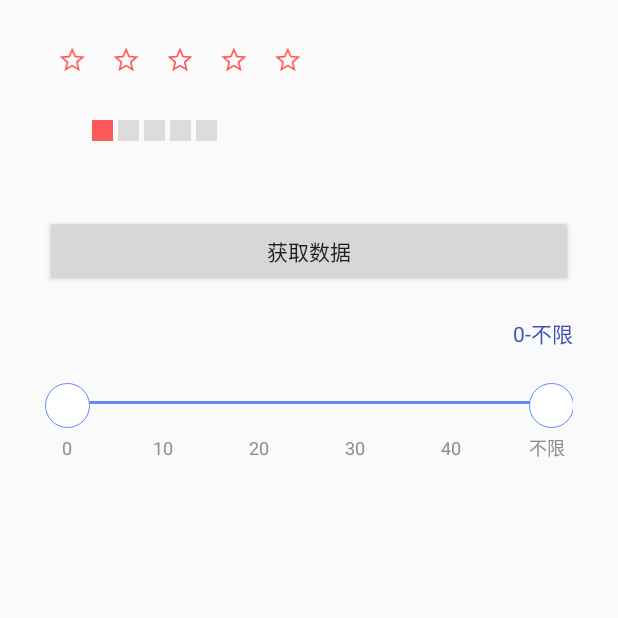
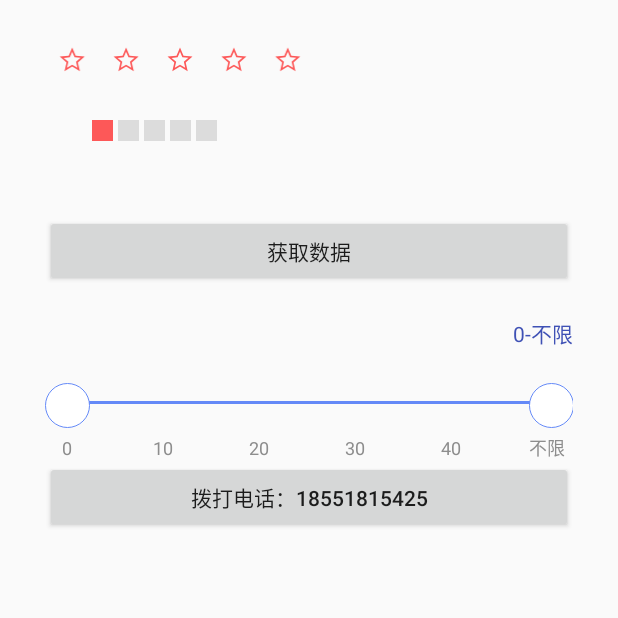
Before and after one commit to ChrisLeeLcx/CpLibrary, an Android app: the OtherActivity screen opened directly, with no data from a screen before it, on a phone screen of 412 x 824 dp, the top half of it. Run offline under Robolectric (Android 15) with nearby library versions, the phone set to English and light mode, and no system bars; our stand-ins replace EventBus.

Commit message:
增加打电话功能

```diff
--- a/app/src/main/java/com/lee/demo/ui/activity/OtherActivity.java
+++ b/app/src/main/java/com/lee/demo/ui/activity/OtherActivity.java
@@ -14,6 +14,7 @@ import java.text.DecimalFormat;
 
 import cn.lee.cplibrary.util.LogUtil;
 import cn.lee.cplibrary.util.ScreenUtil;
+import cn.lee.cplibrary.util.SystemUtil;
 import cn.lee.cplibrary.widget.rangeseekbar.OnRangeChangedListener;
 import cn.lee.cplibrary.widget.rangeseekbar.RangeSeekBar;
 import cn.lee.cplibrary.widget.rangeseekbar.SeekBar;
@@ -53,6 +54,12 @@ public class OtherActivity extends SwipeBackActivity {
     public void initView() {
         initRatingBar();
         initSeekBar();
+        findViewById(R.id.btn_call).setOnClickListener(new View.OnClickListener() {
+            @Override
+            public void onClick(View v) {
+                SystemUtil.callPhone(OtherActivity.this,"18551815425");
+            }
+        });
     }
 
     @Override
--- a/app/src/main/java/com/lee/demo/ui/activity/PhotoActivity.java
+++ b/app/src/main/java/com/lee/demo/ui/activity/PhotoActivity.java
@@ -33,7 +33,7 @@ public class PhotoActivity extends AppCompatActivity {
         findViewById(R.id.btn1).setOnClickListener(new View.OnClickListener() {
             @Override
             public void onClick(View v) {
-                PhotoUtil.showPicChooseDialog(PhotoActivity.this);
+                PhotoUtil.showPicChooseDialog(PhotoActivity.this,null);
             }
         });
         textView = (TextView) findViewById(R.id.textView);
--- a/app/src/main/res/layout/activity_other.xml
+++ b/app/src/main/res/layout/activity_other.xml
@@ -60,4 +60,10 @@
         android:paddingRight="0dp"
         app:cp_rsb_indicator_height="17dp"
         app:cp_rsb_indicator_width="20dp" />
+
+    <Button
+        android:id="@+id/btn_call"
+        android:layout_width="match_parent"
+        android:layout_height="wrap_content"
+        android:text="拨打电话：18551815425" />
 </LinearLayout>
--- a/cplibrary/src/main/AndroidManifest.xml
+++ b/cplibrary/src/main/AndroidManifest.xml
@@ -4,6 +4,7 @@
     package="cn.lee.cplibrary">
     <uses-permission android:name="android.permission.ACCESS_NETWORK_STATE" />
     <!--添加震动权限-->
+    <uses-permission android:name="android.permission.CALL_PHONE" />
     <uses-permission android:name="android.permission.VIBRATE" />
     <!--拍照需要的权限-->
     <uses-permission android:name="android.permission.INTERNET" />
```
Also changed, not shown: cplibrary/src/main/java/cn/lee/cplibrary/util/SystemUtil.java (+35 -0 lines).
